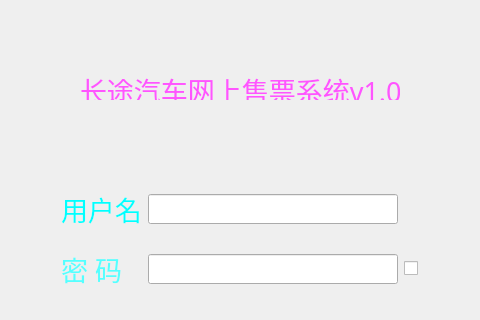
Qt form inlog.ui (XXXTar/bus-ticketing-system) before a commit; both pictures show x 176 to 656 and y 0 to 320 of the 831 by 480 pixel window.
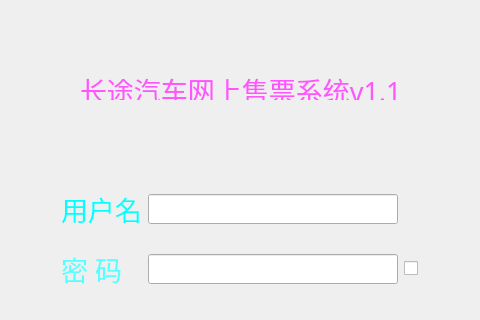
The same form after that commit.

```diff
--- a/inlog.ui
+++ b/inlog.ui
@@ -51,7 +51,7 @@
          </font>
         </property>
         <property name="text">
-         <string>&lt;html&gt;&lt;head/&gt;&lt;body&gt;&lt;p&gt;&lt;span style=&quot; color:#ff55ff;&quot;&gt;长途汽车网上售票系统v1.0&lt;/span&gt;&lt;/p&gt;&lt;/body&gt;&lt;/html&gt;</string>
+         <string>&lt;html&gt;&lt;head/&gt;&lt;body&gt;&lt;p&gt;&lt;span style=&quot; color:#ff55ff;&quot;&gt;长途汽车网上售票系统v1.1&lt;/span&gt;&lt;/p&gt;&lt;/body&gt;&lt;/html&gt;</string>
         </property>
        </widget>
       </item>
```
